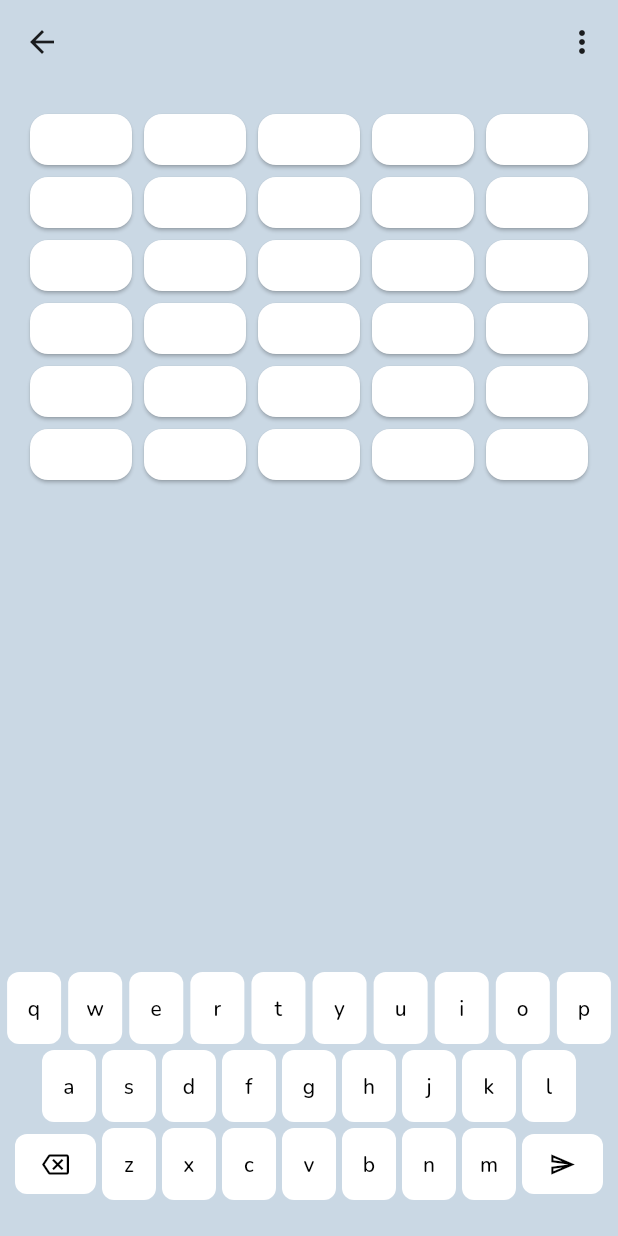
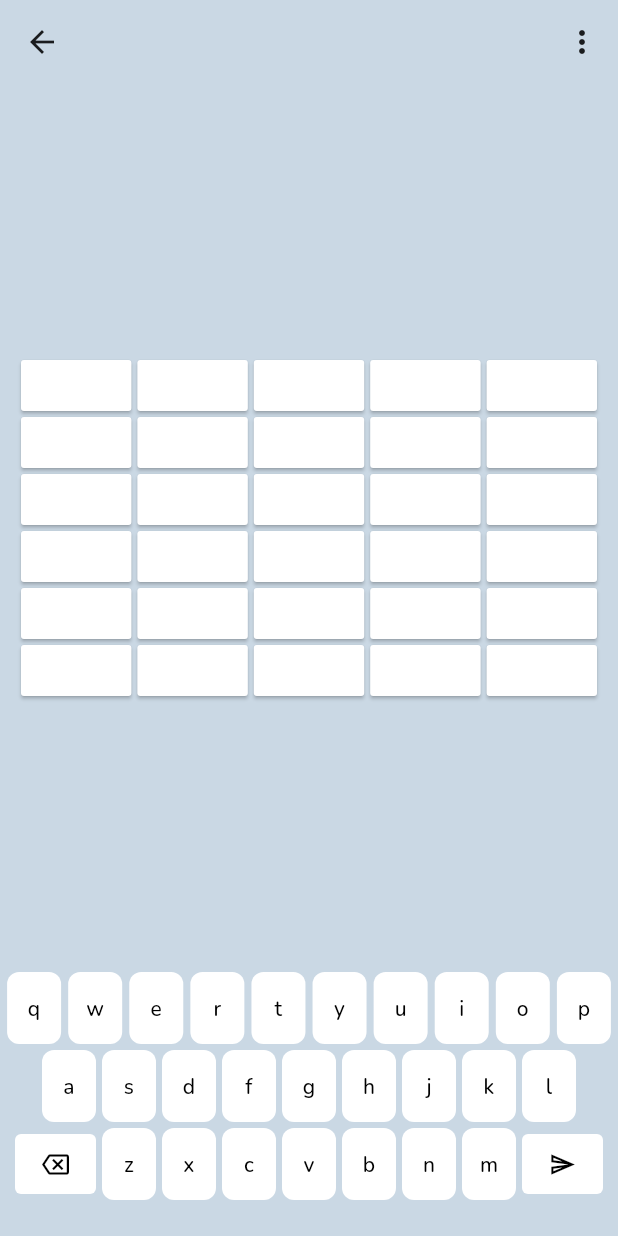
Before and after one commit to sstream17/word-game-2, a Flutter app: the screen it shows after launch, after a tap on "Classic", on a phone screen of 412 x 824 dp. Run offline on Flutter 3.47's test engine with Material 3 defaults, Android fonts, the phone set to English and light mode, and no system bars; drawn by our look-alikes of flutter_layout_grid; our stand-ins replace google_fonts, url_strategy.

Commit message:
Remove flutter_layout_grid for laying out boards

```diff
--- a/game/lib/game.dart
+++ b/game/lib/game.dart
@@ -1,6 +1,5 @@
 import 'package:flutter/material.dart';
 import 'package:flutter/services.dart';
-import 'package:flutter_layout_grid/flutter_layout_grid.dart';
 import 'package:provider/provider.dart';
 import 'package:word_game/controls.dart';
 import 'package:word_game/game_app_bar.dart';
@@ -53,24 +52,18 @@ class Game extends StatelessWidget {
                 children: <Widget>[
                   Expanded(
                     child: Padding(
-                      padding: const EdgeInsets.all(16.0),
-                      child: CustomScrollView(
-                        slivers: [
-                          SliverToBoxAdapter(
-                            child: LayoutGrid(
-                              columnSizes:
-                                  numberOfGames > 1 ? [1.fr, 1.fr] : [1.fr],
-                              rowSizes:
-                                  List.filled(numberOfGames + 1 ~/ 2, auto),
-                              columnGap: 16,
-                              rowGap: 16,
-                              children: [
-                                for (var i = 0; i < numberOfGames; i++)
-                                  GameBoard(gameIndex: i)
-                              ],
-                            ),
+                      padding: const EdgeInsets.all(8),
+                      child: Center(
+                        child: SingleChildScrollView(
+                          child: Wrap(
+                            runSpacing: 16,
+                            spacing: 8,
+                            children: [
+                              for (var i = 0; i < numberOfGames; i++)
+                                GameBoard(gameIndex: i)
+                            ],
                           ),
-                        ],
+                        ),
                       ),
                     ),
                   ),
--- a/game/lib/game_board.dart
+++ b/game/lib/game_board.dart
@@ -13,6 +13,10 @@ class GameBoard extends StatelessWidget {
   Widget build(BuildContext context) {
     return Consumer<GameModel>(
       builder: (context, game, child) => Table(
+        defaultColumnWidth: FixedColumnWidth(
+          (MediaQuery.of(context).size.width - 24) /
+              (game.numberOfGames == 1 ? wordLength : wordLength * 2),
+        ),
         defaultVerticalAlignment: TableCellVerticalAlignment.middle,
         children: [
           for (var currentRow = 0;
--- a/game/lib/main.dart
+++ b/game/lib/main.dart
@@ -36,8 +36,14 @@ class WordGameApp extends StatelessWidget {
             backgroundColor: Colors.white,
             foregroundColor: Colors.black,
             shape: RoundedRectangleBorder(
-              borderRadius: BorderRadius.circular(8),
+              borderRadius: BorderRadius.circular(4),
             ),
+          ),
+        ),
+        cardTheme: CardTheme(
+          margin: const EdgeInsets.all(2),
+          shape: RoundedRectangleBorder(
+            borderRadius: BorderRadius.circular(2),
           ),
         ),
         menuTheme: const MenuThemeData(
--- a/game/pubspec.yaml
+++ b/game/pubspec.yaml
@@ -39,7 +39,6 @@ dependencies:
   provider: ^6.1.2
   collection: ^1.18.0
   google_fonts: ^6.2.1
-  flutter_layout_grid: ^2.0.7
 
 dev_dependencies:
   flutter_test:
```
Also changed, not shown: game/pubspec.lock.
